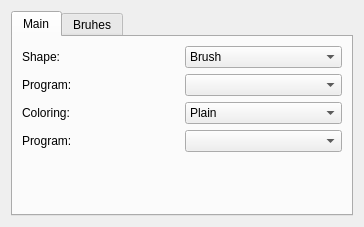
Old version of the form krita/plugins/paintops/dynamicbrush/DynamicBrushOptions.ui in the repository KDE/krita.
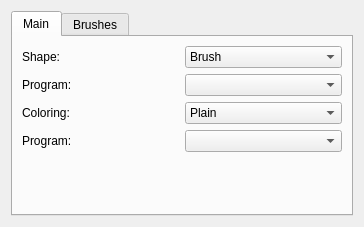
New version of the form. Custom widgets are drawn as their Qt base class.

Commit message: fix typo\nCCMAIL:kde-i18n-doc@kde.org

Diff of the .ui file:
```diff
--- a/krita/plugins/paintops/dynamicbrush/DynamicBrushOptions.ui
+++ b/krita/plugins/paintops/dynamicbrush/DynamicBrushOptions.ui
@@ -110,7 +110,7 @@
      </widget>
      <widget class="QWidget" name="tab_2">
       <attribute name="title">
-       <string>Bruhes</string>
+       <string>Brushes</string>
       </attribute>
       <layout class="QGridLayout" name="gridLayout_2">
        <item row="0" column="0">
```
